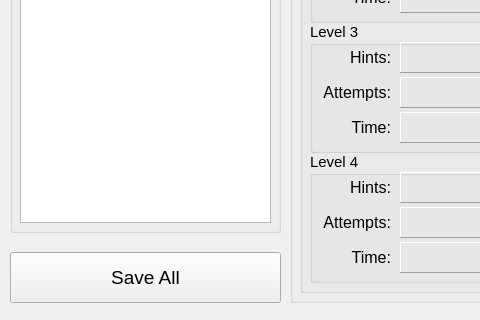
Above: Evaluation/evaluation.ui from nklose/CMPUT302 before the change; both pictures show x 0 to 480 and y 448 to 768 of the 1024 by 768 pixel window. Below: the same form after it.
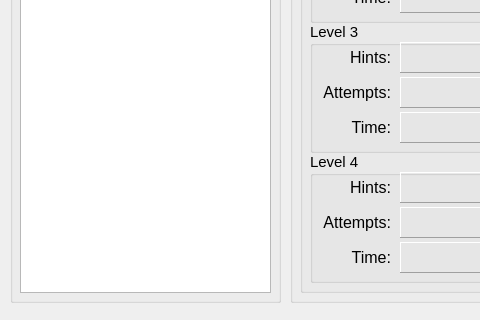
That is the form after the change. Icons and pictures are not drawn.

Commit message: Disabled save button and enabled automatic saving.

```diff
--- a/Evaluation/evaluation.ui
+++ b/Evaluation/evaluation.ui
@@ -25,7 +25,7 @@
       <x>10</x>
       <y>10</y>
       <width>271</width>
-      <height>671</height>
+      <height>741</height>
      </rect>
     </property>
     <property name="title">
@@ -37,7 +37,7 @@
        <x>10</x>
        <y>60</y>
        <width>251</width>
-       <height>601</height>
+       <height>671</height>
       </rect>
      </property>
      <property name="font">
@@ -1916,24 +1916,6 @@
      </property>
     </widget>
    </widget>
-   <widget class="QPushButton" name="btnSave">
-    <property name="geometry">
-     <rect>
-      <x>10</x>
-      <y>700</y>
-      <width>271</width>
-      <height>51</height>
-     </rect>
-    </property>
-    <property name="font">
-     <font>
-      <pointsize>14</pointsize>
-     </font>
-    </property>
-    <property name="text">
-     <string>Save All</string>
-    </property>
-   </widget>
   </widget>
  </widget>
  <resources/>
```
The commit also changes 1 other file.
